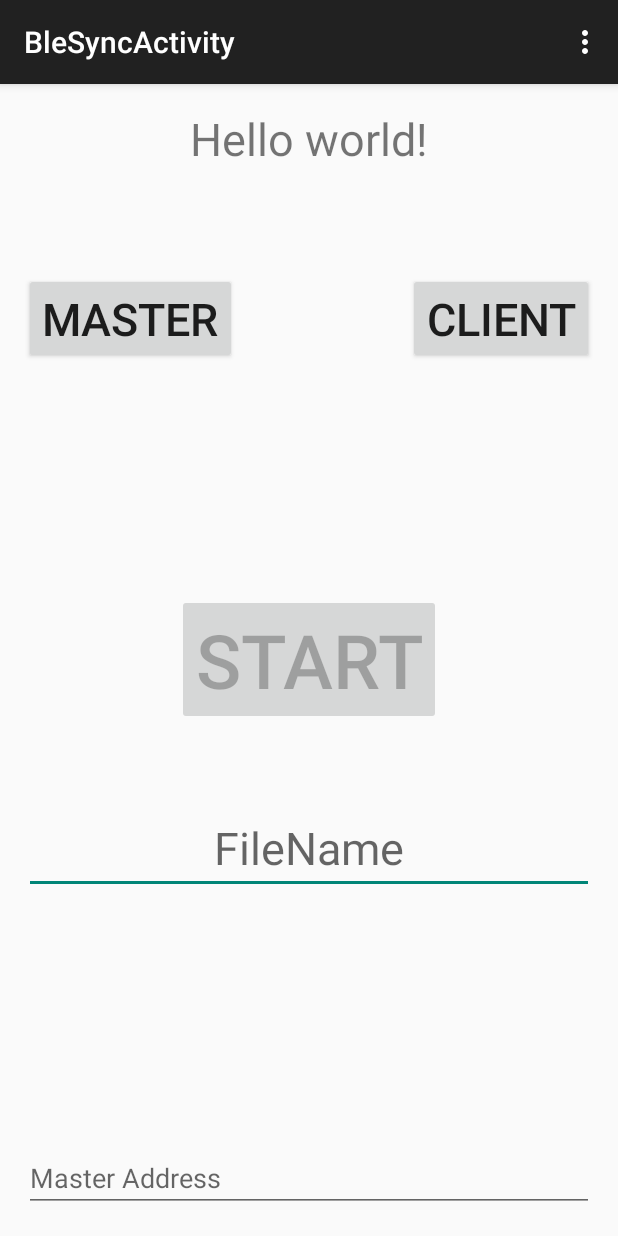
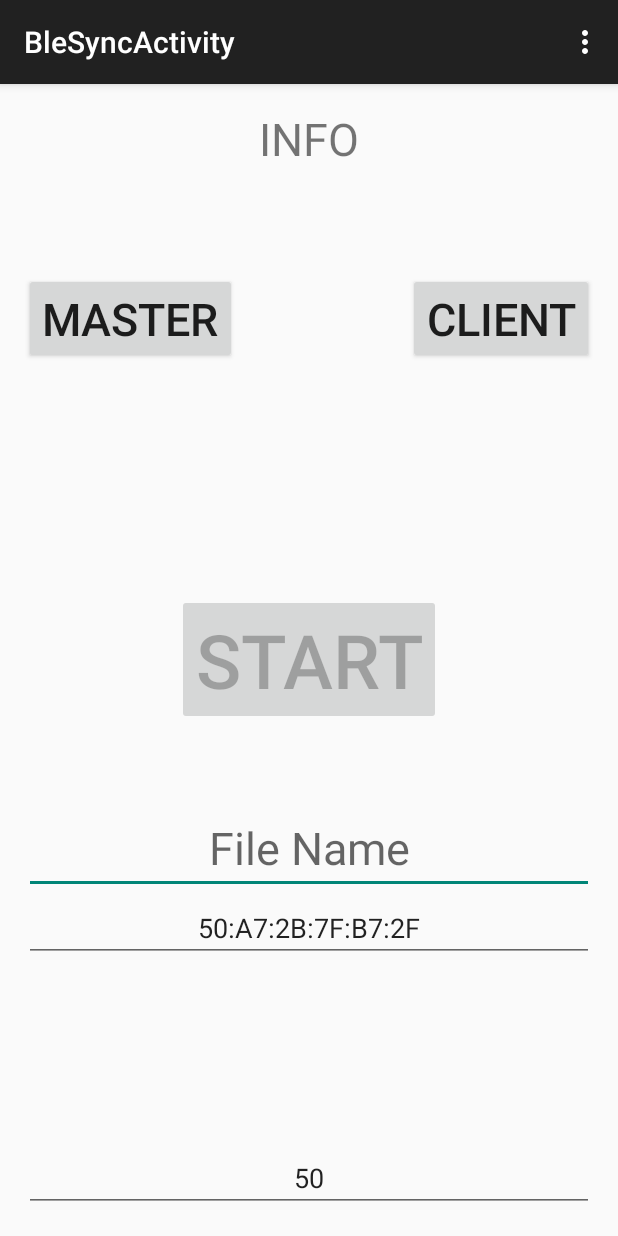
Before and after one commit to LeoCai/Multi-Sensor-DataCollector, an Android app: the screen it shows after launch (BleSyncActivity), on a phone screen of 412 x 824 dp. Run offline under Robolectric (Android 15) with nearby library versions, the phone set to English and light mode, and no system bars.

Commit message:
gravity sensor

```diff
--- a/multidevicesalign/src/main/java/com/leocai/multidevicesalign/BleServer.java
+++ b/multidevicesalign/src/main/java/com/leocai/multidevicesalign/BleServer.java
@@ -19,11 +19,9 @@ import java.util.Observable;
  */
 public class BleServer extends Observable {
 
-
     List<OutputStream> outs = new ArrayList<>();
     List<BluetoothSocket> sockets = new ArrayList<>();
     private BluetoothServerSocket mmServerSocket;
-
 
     private String fileName;
 
--- a/multidevicesalign/src/main/java/com/leocai/multidevicesalign/BleSyncActivity.java
+++ b/multidevicesalign/src/main/java/com/leocai/multidevicesalign/BleSyncActivity.java
@@ -37,8 +37,9 @@ import java.util.Observer;
 public class BleSyncActivity extends AppCompatActivity implements Observer {
 
     private static final String TAG = "BleSyncActivity";
-    private static final String PREF_KEY = "address";
-    private static final String PREFS_NAME = "MasterAddress";
+    private static final String PREF_ADDRESS_KEY = "master_address";
+    private static final String PREFS_NAME = "pref";
+    private static final String PREF_FREQUNCY_KEY = "frequncy";
 
     TextView tv_log;
 
@@ -54,7 +55,9 @@ public class BleSyncActivity extends AppCompatActivity implements Observer {
 
     EditText etFileName;
     EditText edt_masterAddress;
+    EditText edt_frequency;
     private String masterAddress;
+    private int frequency;
 
 
     @Override
@@ -68,6 +71,7 @@ public class BleSyncActivity extends AppCompatActivity implements Observer {
         btnStart = (Button) findViewById(R.id.btn_start);
         etFileName = (EditText) findViewById(R.id.et_filename);
         edt_masterAddress = (EditText) findViewById(R.id.edt_masterAddress);
+        edt_frequency = (EditText) findViewById(R.id.edt_sensor_frequency);
         btnClient.setEnabled(true);
         btnStart.setEnabled(false);
 //        etFileName.setOnFocusChangeListener(new View.OnFocusChangeListener() {
@@ -94,7 +98,11 @@ public class BleSyncActivity extends AppCompatActivity implements Observer {
 
         masterAddress = readMasterAddress();
         edt_masterAddress.setText(masterAddress);
+        frequency = readFrequncy();
+        edt_frequency.setText(frequency+"");
     }
+
+
 
     private void startBtnAction() {
         findViewById(R.id.btn_start).setOnClickListener(new View.OnClickListener() {
@@ -136,6 +144,9 @@ public class BleSyncActivity extends AppCompatActivity implements Observer {
                 btnStart.setEnabled(false);
                 btnClient.setEnabled(false);
                 mySensorManager = new MySensorManager(BleSyncActivity.this);
+                frequency = Integer.parseInt(edt_frequency.getText().toString());
+                saveFrequncy(frequency);
+                mySensorManager.setFrequency(frequency);
                 SimpleDateFormat simpleDateFormat = new SimpleDateFormat("HH_mm_ss_SS");
 //                String fileName = simpleDateFormat.format(new Date());
 //                mySensorManager.setFileName(fileName + ".csv");
@@ -231,13 +242,25 @@ public class BleSyncActivity extends AppCompatActivity implements Observer {
     private void saveMasterAddress(String masterAddress) {
         SharedPreferences settings = getSharedPreferences(PREFS_NAME, 0);
         SharedPreferences.Editor editor = settings.edit();
-        editor.putString(PREF_KEY, masterAddress);
+        editor.putString(PREF_ADDRESS_KEY, masterAddress);
         editor.commit();
     }
 
     private String readMasterAddress() {
         SharedPreferences settings = getSharedPreferences(PREFS_NAME, 0);
-        return settings.getString(PREF_KEY, "");
+        return settings.getString(PREF_ADDRESS_KEY, "50:A7:2B:7F:B7:2F");
+    }
+
+    private void saveFrequncy(int frequency){
+        SharedPreferences settings = getSharedPreferences(PREFS_NAME, 0);
+        SharedPreferences.Editor editor = settings.edit();
+        editor.putInt(PREF_FREQUNCY_KEY, frequency);
+        editor.commit();
+    }
+
+    private int readFrequncy() {
+        SharedPreferences settings = getSharedPreferences(PREFS_NAME, 0);
+        return settings.getInt(PREF_FREQUNCY_KEY, 50);
     }
 
     private void showLog(final String info) {
--- a/multidevicesalign/src/main/res/layout/activity_ble_sync.xml
+++ b/multidevicesalign/src/main/res/layout/activity_ble_sync.xml
@@ -7,7 +7,7 @@
 
     tools:context="com.leocai.multidevicesalign.BleSyncActivity">
 
-    <TextView android:text="@string/hello_world" android:layout_width="match_parent"
+    <TextView android:text="INFO" android:layout_width="match_parent"
         android:layout_height="wrap_content"
         android:layout_alignParentEnd="true"
         android:gravity="center"
@@ -46,18 +46,30 @@
         android:layout_width="match_parent"
         android:layout_height="wrap_content"
         android:id="@+id/et_filename"
-        android:hint="FileName"
+        android:hint="File Name"
         android:layout_below="@+id/btn_start"
         android:layout_centerHorizontal="true"
         android:layout_marginTop="51dp"
         android:textSize="30sp"
         android:gravity="center" />
 
+
+
     <EditText
         android:layout_width="match_parent"
         android:layout_height="wrap_content"
         android:id="@+id/edt_masterAddress"
+        android:layout_below="@+id/et_filename"
         android:hint="Master Address"
+        android:gravity="center"
+        android:layout_centerHorizontal="true" />
+
+    <EditText
+        android:layout_width="match_parent"
+        android:layout_height="wrap_content"
+        android:id="@+id/edt_sensor_frequency"
+        android:hint="Sensor Frequency (HZ) (default 50HZ)"
+        android:gravity="center"
         android:layout_alignParentBottom="true"
         android:layout_centerHorizontal="true" />
 
```
Also changed, not shown: publiclibs/src/main/java/com/leocai/publiclibs/ShakingData.java (+7 -3 lines), publiclibs/src/main/java/com/leocai/publiclibs/multidecicealign/MySensorManager.java (+17 -6 lines), publiclibs/src/main/java/com/leocai/publiclibs/multidecicealign/SensorGlobalWriter.java (+7 -15 lines).
